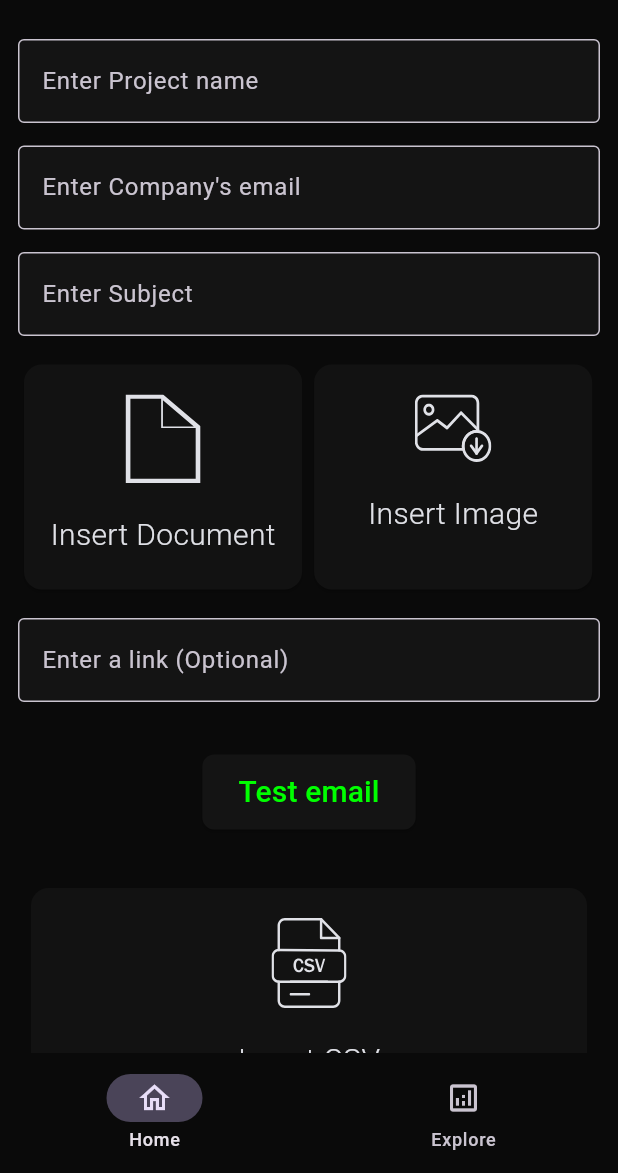
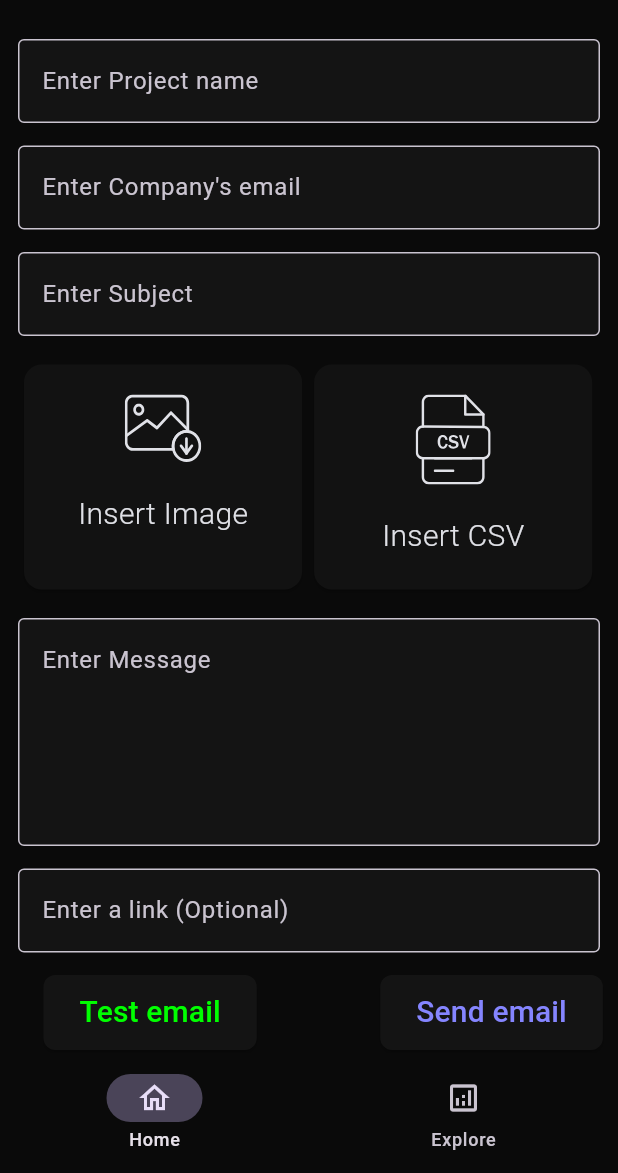
Before and after one commit to Gauravjoshi08X/Mail-Dam, a Flutter app: the MyHomePage screen opened directly, on a phone screen of 412 x 824 dp, the part 63-1236 px from its top. Run offline on Flutter 3.47's test engine with Material 3 defaults, Android fonts, the light colour scheme and no system bars; our stand-ins replace flutter_svg; missing offline and left inert: flutter_file_dialog.

Commit message:
Redesigned UI

```diff
--- a/Mail-Bud-Frontend/mailbud/lib/main.dart
+++ b/Mail-Bud-Frontend/mailbud/lib/main.dart
@@ -1,3 +1,4 @@
+import 'package:flutter/foundation.dart';
 import 'package:flutter/material.dart';
 import 'package:flutter_svg/svg.dart';
 import 'connect_backend.dart' as connect_backend;
@@ -138,6 +139,7 @@ final TextEditingController projectControl=TextEditingController();
 final TextEditingController senderControl=TextEditingController();
 final TextEditingController subjectControl=TextEditingController();
 final TextEditingController linkControl=TextEditingController();
+final TextEditingController messageControl=TextEditingController();
 
 
   @override
@@ -184,26 +186,29 @@ final TextEditingController linkControl=TextEditingController();
       padding: EdgeInsets.all(12),
       child: Column(
         spacing: 15,
-        children: [reuseable.ReusableComponents().fields("Enter Project name", projectControl),
-      reuseable.ReusableComponents().fields("Enter Company's email", senderControl),
-      reuseable.ReusableComponents().fields("Enter Subject", subjectControl),
-      Row(children: [
-      reuseable.ReusableComponents().attachments("Insert Document", document, 20, 150, 20,0.45, ()=>global_fn.GlobalFunction().selectDoc(), context),
-      reuseable.ReusableComponents().attachments("Insert Image", png, 20, 150, 20,0.45, ()=>global_fn.GlobalFunction().selectImage(), context),
+        children: [
+
+      reuseable.ReusableComponents().fields("Enter Project name", projectControl, 1),
+      reuseable.ReusableComponents().fields("Enter Company's email", senderControl, 1),
+      reuseable.ReusableComponents().fields("Enter Subject", subjectControl, 1),
+
+      Row(
+      children: [reuseable.ReusableComponents().attachments("Insert Image", png, 20, 150, 20,0.45, ()=>global_fn.GlobalFunction().selectImage(), context),
+      reuseable.ReusableComponents().attachments("Insert CSV", csv, 20, 150, 20,0.45, ()=>global_fn.GlobalFunction().selectCSV(), context),
       ]),
-      reuseable.ReusableComponents().fields("Enter a link (Optional)", linkControl),
 
-      Padding(padding: EdgeInsetsGeometry.symmetric(vertical: 20),child: reuseable.ReusableComponents().exploreButtons(120, "Test email", Color.from(alpha: 1, red: 0, green: 155, blue: 0), () => connect_backend.sendData(senderEmail: "user@example.com", subject: "Help"))),
-      Column(
-        spacing: 30,
-        children: [
-          reuseable.ReusableComponents().attachments("Insert CSV", csv, 20, 150, 20,0.9, ()=>global_fn.GlobalFunction().selectCSV(), context),
-          reuseable.ReusableComponents().exploreButtons(120, "Send email",Color.fromARGB(255, 133, 133, 255), () => connect_backend.sendData(project: "contact", senderEmail: "user@example.com", subject: "Help")),
+      reuseable.ReusableComponents().fields("Enter Message", messageControl, 5),
+      reuseable.ReusableComponents().fields("Enter a link (Optional)", linkControl, 1),
 
-        ],
-      )
-    ]))
-    ),
+      Padding(padding: EdgeInsetsGeometry.only(left: 17),
+        child: Row(
+          spacing: MediaQuery.of(context).size.width*.2,
+          children: [
+          reuseable.ReusableComponents().exploreButtons(120, "Test email", Color.from(alpha: 1, red: 0, green: 155, blue: 0), () => connect_backend.sendData(senderEmail: senderControl.text, message: messageControl.text, subject: subjectControl.text, link: linkControl.text)),
+          reuseable.ReusableComponents().exploreButtons(120, "Send email",Color.fromARGB(255, 133, 133, 255), () => connect_backend.sendData(project: projectControl.text, senderEmail: senderControl.text, subject: subjectControl.text, link: linkControl.text, message: messageControl.text)),
+        ])),
+      ])
+    )),
         // Explore
         SingleChildScrollView(
         child: Column(
--- a/Mail-Bud-Frontend/mailbud/lib/reusable_components.dart
+++ b/Mail-Bud-Frontend/mailbud/lib/reusable_components.dart
@@ -13,12 +13,14 @@ class ReusableComponents {
       );
   }
 
-  Widget fields(String hint, TextEditingController controller){
+  Widget fields(String hint, TextEditingController controller, int maxsize){
     return TextField(decoration: InputDecoration(hintText: hint,
               border: OutlineInputBorder(),
               filled: true,
               fillColor: Color.fromRGBO(25, 25, 25, 0.698)),
               controller: controller,
+              maxLines: maxsize,
+              keyboardType: TextInputType.multiline,
               );
   }
 
```
Also changed, not shown: Mail-Bud-Frontend/mailbud/lib/connect_backend.dart (+5 -4 lines), Mail-Bud-Frontend/mailbud/lib/global_function.dart (+4 -9 lines).
